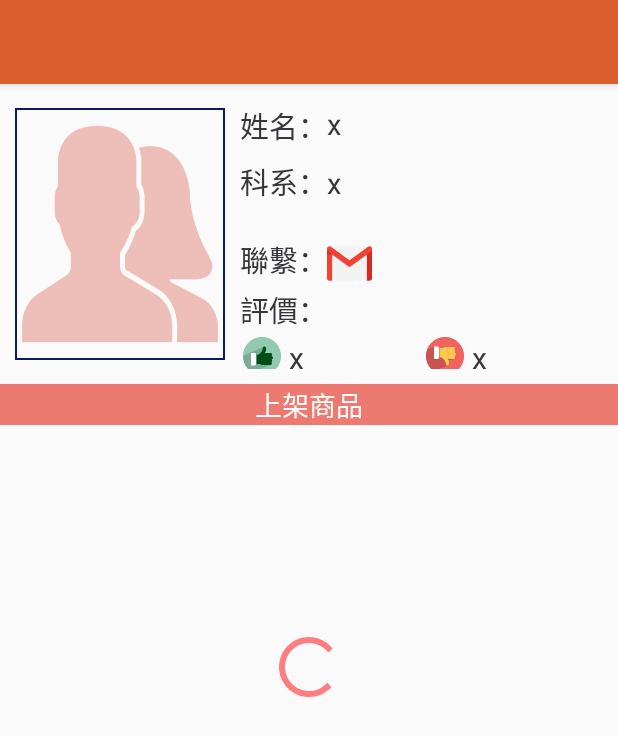
After one commit to ntub46010/ShareMe, an Android app: the layout activity_member_profile.xml on its own in the app's theme, with its tools: preview values and no code run, on a phone screen of 412 x 824 dp. The commit adds this screen. Shown: the top 736 px of the screen. Run offline under Robolectric (Android 15) with nearby library versions, the phone set to English and light mode, and no system bars.

Commit message:
完成個人檔案UI和大部份onCreate

```diff
--- /dev/null
+++ b/app/src/main/java/com/xy/shareme_tomcat/Member/MemberProfileActivity.java
@@ -0,0 +1,124 @@
+package com.xy.shareme_tomcat.Member;
+
+import android.content.ActivityNotFoundException;
+import android.content.Context;
+import android.content.Intent;
+import android.net.Uri;
+import android.support.v7.app.AppCompatActivity;
+import android.os.Bundle;
+import android.support.v7.widget.Toolbar;
+import android.view.View;
+import android.widget.AdapterView;
+import android.widget.Button;
+import android.widget.GridView;
+import android.widget.ImageButton;
+import android.widget.ImageView;
+import android.widget.LinearLayout;
+import android.widget.ProgressBar;
+import android.widget.TextView;
+import android.widget.Toast;
+
+import com.xy.shareme_tomcat.Product.ProductDetailActivity;
+import com.xy.shareme_tomcat.R;
+import com.xy.shareme_tomcat.adapter.StockListAdapter;
+import com.xy.shareme_tomcat.data.Book;
+import com.xy.shareme_tomcat.data.ImageObj;
+
+import java.util.ArrayList;
+
+import static com.xy.shareme_tomcat.data.DataHelper.KEY_PRODUCT_ID;
+import static com.xy.shareme_tomcat.data.DataHelper.KEY_PRODUCT_NAME;
+import static com.xy.shareme_tomcat.data.DataHelper.isProfileAlive;
+
+public class MemberProfileActivity extends AppCompatActivity {
+    private Context context;
+    private Toolbar toolbar;
+    private LinearLayout layInfo;
+    private ImageView imgAvatar;
+    private TextView txtName, txtDepartment, txtPositive, txtNegative;
+    private LinearLayout layLike, layDislike;
+    private ImageButton btnPositive, btnNegative;
+    private GridView grdShelf;
+    private ProgressBar prgBar;
+
+    private ArrayList<ImageObj> members, books;
+    private StockListAdapter adapter;
+
+    private String email = "email";
+    private boolean isShown = false;
+
+    @Override
+    protected void onCreate(Bundle savedInstanceState) {
+        super.onCreate(savedInstanceState);
+        setContentView(R.layout.activity_member_profile);
+        context = this;
+        toolbar = (Toolbar) findViewById(R.id.toolbar);
+
+        //Toolbar文字
+        toolbar.setTitle("個人檔案");
+
+        setSupportActionBar(toolbar);
+        getSupportActionBar().setDisplayHomeAsUpEnabled(true);
+        toolbar.setNavigationOnClickListener(new View.OnClickListener() {
+            @Override
+            public void onClick(View v) {
+                finish();
+            }
+        });
+
+        layInfo = (LinearLayout) findViewById(R.id.layInfo);
+        layInfo.setVisibility(View.INVISIBLE);
+
+        imgAvatar = (ImageView) findViewById(R.id.imgAvatar);
+        txtName = (TextView) findViewById(R.id.txtName);
+        txtDepartment = (TextView) findViewById(R.id.txtDepartment);
+        layLike = (LinearLayout) findViewById(R.id.layPositive);
+        layDislike = (LinearLayout) findViewById(R.id.layNegative);
+        btnPositive = (ImageButton) findViewById(R.id.btnPositive);
+        btnNegative = (ImageButton) findViewById(R.id.btnNegative);
+        txtPositive = (TextView) findViewById(R.id.txtPositive);
+        txtNegative = (TextView) findViewById(R.id.txtNegative);
+        grdShelf = (GridView) findViewById(R.id.grdShelf);
+        prgBar = (ProgressBar) findViewById(R.id.prgBar);
+
+        grdShelf.setOnItemClickListener(new AdapterView.OnItemClickListener() {
+            @Override
+            public void onItemClick(AdapterView<?> adapterView, View view, int i, long l) {
+                Book book = (Book) adapter.getItem(i);
+                Intent it = new Intent(context, ProductDetailActivity.class);
+                Bundle bundle = new Bundle();
+                bundle.putString(KEY_PRODUCT_ID, book.getId());
+                bundle.putString(KEY_PRODUCT_NAME, book.getTitle());
+                it.putExtras(bundle);
+                startActivity(it);
+            }
+        });
+
+        Button btnEmail = (Button) findViewById(R.id.btnEmail);
+        btnEmail.setOnClickListener(new View.OnClickListener() {
+            @Override
+            public void onClick(View view) {
+                try{
+                    Intent intent = new Intent (Intent.ACTION_VIEW , Uri.parse("mailto:" + email));
+                    //intent.putExtra(Intent.EXTRA_SUBJECT, "【北商二手書交易】想購買...");
+                    //intent.putExtra(Intent.EXTRA_TEXT, "信件內文");
+                    Toast.makeText(context, email, Toast.LENGTH_SHORT).show();
+                    startActivity(intent);
+                }catch (ActivityNotFoundException e) {
+                    e.printStackTrace();
+                }
+            }
+        });
+
+        isProfileAlive = true;
+    }
+
+    @Override
+    public void onResume() {
+        super.onResume();
+        /*
+        if (!isShown)
+            loadData();
+        */
+    }
+}
--- a/app/src/main/java/com/xy/shareme_tomcat/data/DataHelper.java
+++ b/app/src/main/java/com/xy/shareme_tomcat/data/DataHelper.java
@@ -25,6 +25,7 @@ public class DataHelper {
     public static String tmpToken = "token"; //登入時接收自己token(確認Firebase註冊成功)，或進交談室時接收對方token(確認可推播)。空字串代表無該帳號，token字串代表尚未取得
 
     public static boolean isFromDepartment = false; //是否因為按了科系按鈕，而移動到商品首頁
+    public static boolean isProfileAlive = false;
 
     public static final String KEY_STATUS = "Status";
     public static final String KEY_USER_ID = "UserId";
@@ -63,6 +64,7 @@ public class DataHelper {
     //---
     public static final String KEY_PROFILE = "Profile";
     public static final String KEY_PRODUCT = "Product";
+    public static final String KEY_PRODUCT_NAME = "ProductNAME";
     public static final String KEY_PRODUCTS = "Products";
     public static final String KEY_MAILS = "Mails";
     public static final String KEY_STOCK = "Stock";
--- /dev/null
+++ b/app/src/main/res/drawable-xhdpi/bg_square_white.xml
@@ -0,0 +1,10 @@
+<?xml version="1.0" encoding="utf-8"?>
+<selector xmlns:android="http://schemas.android.com/apk/res/android">
+    <item android:color="@color/colorAccent">
+        <shape android:shape="rectangle"  >
+            <corners android:radius="0dp" />
+            <stroke android:width="1dp" android:color="#071E54" />
+
+        </shape>
+    </item>
+</selector>
--- /dev/null
+++ b/app/src/main/res/layout/activity_member_profile.xml
@@ -0,0 +1,178 @@
+<?xml version="1.0" encoding="utf-8"?>
+<RelativeLayout
+    xmlns:android="http://schemas.android.com/apk/res/android"
+    xmlns:app="http://schemas.android.com/apk/res-auto"
+    xmlns:tools="http://schemas.android.com/tools"
+    android:layout_width="match_parent"
+    android:layout_height="match_parent"
+    tools:context="com.xy.shareme_tomcat.Member.MemberProfileActivity">
+
+    <android.support.v7.widget.Toolbar
+        android:id="@+id/toolbar"
+        style="@style/toolbar"
+        app:titleTextColor="#FFFFFF"/>
+
+        <FrameLayout
+            android:layout_width="match_parent"
+            android:layout_height="match_parent"
+            android:orientation="vertical"
+            android:layout_marginTop="10dp"
+            android:layout_below="@id/toolbar">
+
+            <LinearLayout
+                android:id="@+id/layInfo"
+                android:layout_width="match_parent"
+                android:layout_height="match_parent"
+                android:orientation="vertical">
+
+                <LinearLayout
+                    android:layout_width="match_parent"
+                    android:layout_height="180dp"
+                    android:orientation="horizontal"
+                    android:paddingStart="10dp">
+
+                    <FrameLayout
+                        android:layout_width="wrap_content"
+                        android:layout_height="wrap_content"
+                        android:layout_gravity="center_vertical">
+                        <ImageView
+                            android:id="@+id/imgAvatar"
+                            android:layout_width="140dp"
+                            android:layout_height="168dp"
+                            android:padding="1dp"
+                            android:scaleType="fitXY"
+                            android:src="@drawable/no_avatar"
+                            android:background="@drawable/bg_square_white"/>
+                    </FrameLayout>
+
+                    <LinearLayout
+                        android:layout_width="match_parent"
+                        android:layout_height="match_parent"
+                        android:layout_marginStart="0dp"
+                        android:layout_marginEnd="5dp"
+                        android:paddingStart="10dp"
+                        android:paddingTop="3dp"
+                        android:orientation="vertical">
+
+                        <TableLayout
+                            android:layout_width="match_parent"
+                            android:layout_height="wrap_content">
+                            <TableRow
+                                android:layout_marginBottom="8dp">
+                                <TextView
+                                    style="@style/txt_profile_title"
+                                    android:text="姓名："/>
+                                <TextView
+                                    android:id="@+id/txtName"
+                                    style="@style/txt_profile_title"
+                                    android:text="x"/>
+                            </TableRow>
+                            <TableRow
+                                android:layout_marginBottom="0dp">
+                                <TextView
+                                    style="@style/txt_profile_title"
+                                    android:text="科系："/>
+                                <TextView
+                                    android:id="@+id/txtDepartment"
+                                    style="@style/txt_profile_title"
+                                    android:layout_weight="1"
+                                    android:layout_height="52dp"
+                                    android:paddingEnd="2.2dp"
+                                    android:text="x"/>
+                            </TableRow>
+                        </TableLayout>
+
+                        <LinearLayout
+                            android:layout_width="match_parent"
+                            android:layout_height="wrap_content"
+                            android:orientation="horizontal"
+                            android:layout_marginBottom="3dp">
+                            <TextView
+                                style="@style/txt_profile_title"
+                                android:text="聯繫："/>
+                            <Button
+                                android:id="@+id/btnEmail"
+                                android:layout_width="30dp"
+                                android:layout_height="30dp"
+                                android:layout_marginStart="0dp"
+                                android:background="@drawable/icon_gmail"/>
+                        </LinearLayout>
+
+                        <TextView
+                            style="@style/txt_profile_title"
+                            android:layout_height="wrap_content"
+                            android:text="評價："/>
+                        <LinearLayout
+                            android:layout_width="match_parent"
+                            android:layout_height="wrap_content"
+                            android:layout_marginTop="3dp"
+                            android:paddingStart="2dp"
+                            android:orientation="horizontal">
+                            <LinearLayout
+                                android:id="@+id/layPositive"
+                                android:layout_width="0dp"
+                                android:layout_height="wrap_content"
+                                android:layout_weight="0.5"
+                                android:orientation="horizontal"
+                                android:layout_marginEnd="5dp">
+                                <ImageButton
+                                    android:id="@+id/btnPositive"
+                                    style="@style/btn_profile_evaluate"
+                                    android:background="@drawable/value_positive"/>
+                                <TextView
+                                    android:id="@+id/txtPositive"
+                                    style="@style/txt_profile_evaluate"
+                                    android:text="x"/>
+                            </LinearLayout>
+                            <LinearLayout
+                                android:id="@+id/layNegative"
+                                android:layout_width="0dp"
+                                android:layout_height="wrap_content"
+                                android:layout_weight="0.5"
+                                android:orientation="horizontal"
+                                android:layout_marginEnd="5dp">
+                                <ImageButton
+                                    android:id="@+id/btnNegative"
+                                    style="@style/btn_profile_evaluate"
+                                    android:background="@drawable/value_negative"/>
+                                <TextView
+                                    android:id="@+id/txtNegative"
+                                    style="@style/txt_profile_evaluate"
+                                    android:text="x"/>
+                            </LinearLayout>
+                        </LinearLayout>
+
+                    </LinearLayout>
+
+                </LinearLayout>
+
+                <TextView
+                    android:layout_width="match_parent"
+                    android:layout_height="wrap_content"
+                    android:layout_marginTop="10dp"
+                    android:gravity="center"
+                    android:background="@color/red3"
+                    android:textColor="#FFFFFF"
+                    android:text="上架商品"
+                    android:textSize="18sp"/>
+
+                <GridView
+                    android:id="@+id/grdShelf"
+                    android:layout_width="match_parent"
+                    android:layout_height="match_parent"
+                    android:layout_marginBottom="20dp"
+                    android:numColumns="3"
+                    android:listSelector="@drawable/bg_gridview"/>
+
+            </LinearLayout>
+
+            <ProgressBar
+                android:id="@+id/prgBar"
+                android:layout_width="wrap_content"
+                android:layout_height="wrap_content"
+                android:layout_gravity="center_horizontal|center_vertical"
+                android:visibility="visible"/>
+
+        </FrameLayout>
+
+</RelativeLayout>
--- a/app/src/main/res/layout/lst_mail.xml
+++ b/app/src/main/res/layout/lst_mail.xml
@@ -18,7 +18,7 @@
             android:layout_marginTop="5dp"
             android:layout_marginStart="5dp"
             android:scaleType="fitXY"
-            android:src="@drawable/no_image"
+            android:src="@drawable/no_avatar"
             android:background="#ffffff"/>
 
         <LinearLayout
--- a/app/src/main/res/values/colors.xml
+++ b/app/src/main/res/values/colors.xml
@@ -20,4 +20,5 @@
 
     <color name="red1">#ff7751</color> <!--科系按鈕-->
     <color name="red2">#C0EDBCB6</color>
+    <color name="red3">#ED7A70</color> <!--個人檔案上架商品-->
 </resources>
--- a/app/src/main/res/values/styles.xml
+++ b/app/src/main/res/values/styles.xml
@@ -140,6 +140,26 @@
         <item name="android:layout_gravity">center_horizontal|center_vertical</item>
     </style>
 
+    <style name="txt_profile_title">
+        <item name="android:layout_width">wrap_content</item>
+        <item name="android:layout_height">match_parent</item>
+        <item name="android:textSize">19sp</item>
+        <item name="android:textColor">#36353A</item>
+    </style>
+
+    <style name="btn_profile_evaluate">
+        <item name="android:layout_width">25dp</item>
+        <item name="android:layout_height">25dp</item>
+    </style>
+
+    <style name="txt_profile_evaluate" parent="txt_profile_title">
+        <item name="android:layout_width">wrap_content</item>
+        <item name="android:layout_height">wrap_content</item>
+        <item name="android:layout_marginStart">5dp</item>
+        <item name="android:layout_gravity">bottom</item>
+        <item name="android:textSize">20sp</item>
+    </style>
+
 
 
     <style name="img_member_setting_list">
```
Also changed, not shown: app/src/main/AndroidManifest.xml (+3 -4 lines), app/src/main/res/drawable-xhdpi/icon_gmail.png (added), app/src/main/res/drawable-xhdpi/no_avatar.png (renamed from app/src/main/res/drawable-xhdpi/no_image.png), app/src/main/res/drawable-xhdpi/value_negative.png (added), app/src/main/res/drawable-xhdpi/value_positive.png (added).
